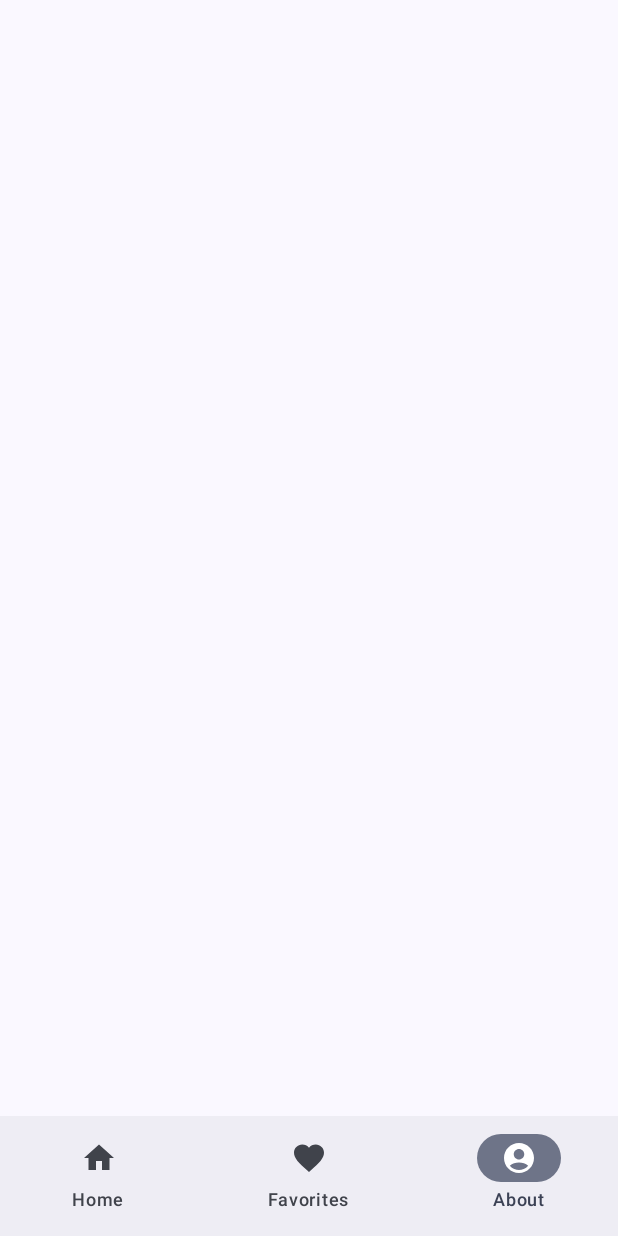
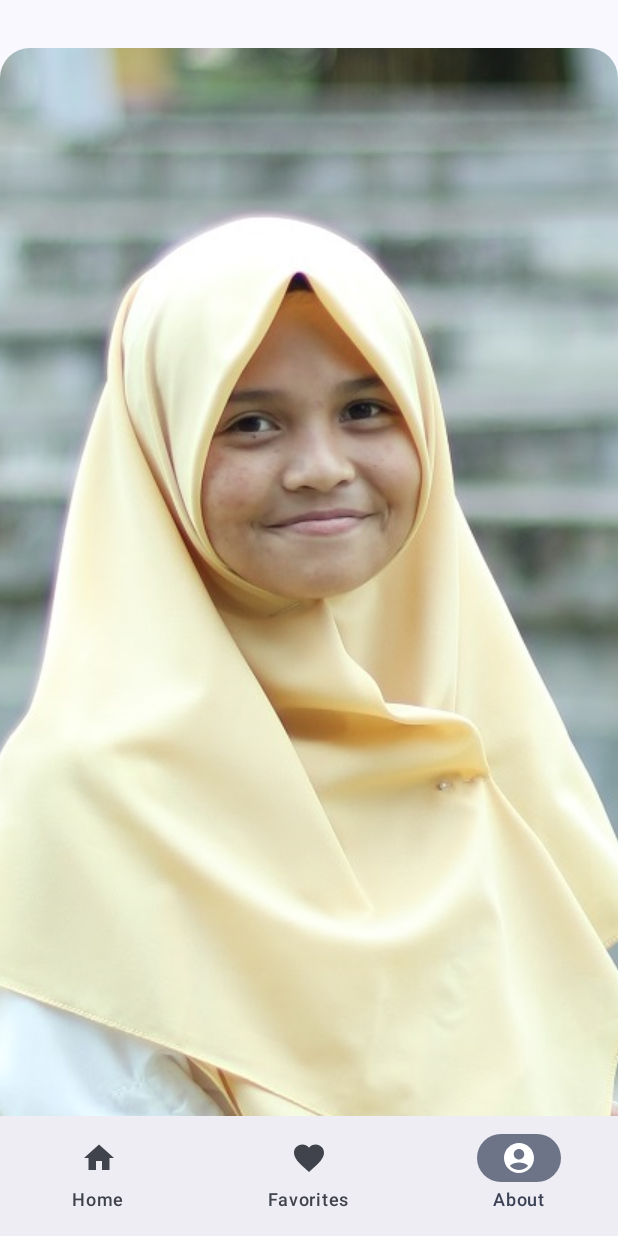
Before and after one commit to iedrania/D445_Mortypedia, an Android app built with Jetpack Compose: the screen it shows after launch (MainActivity), item 3 of the bottom bar chosen, on a phone screen of 412 x 824 dp. Run offline under Robolectric (Android 15) with nearby library versions, the phone set to English and light mode, and no system bars; pictures from the network do not load.

Commit message:
feat: Add about page and finishing features

```diff
--- a/app/src/main/java/com/iedrania/mortypedia/MortypediaApp.kt
+++ b/app/src/main/java/com/iedrania/mortypedia/MortypediaApp.kt
@@ -26,6 +26,7 @@ import androidx.navigation.compose.rememberNavController
 import androidx.navigation.navArgument
 import com.iedrania.mortypedia.ui.navigation.NavigationItem
 import com.iedrania.mortypedia.ui.navigation.Screen
+import com.iedrania.mortypedia.ui.screen.about.AboutScreen
 import com.iedrania.mortypedia.ui.screen.detail.DetailScreen
 import com.iedrania.mortypedia.ui.screen.favorites.FavoritesScreen
 import com.iedrania.mortypedia.ui.screen.home.HomeScreen
@@ -61,7 +62,7 @@ fun MortypediaApp(
                 FavoritesScreen()
             }
             composable(Screen.About.route) {
-//                AboutScreen()
+                AboutScreen()
             }
             composable(
                 route = Screen.Detail.route,
@@ -73,7 +74,7 @@ fun MortypediaApp(
                     navigateBack = {
                         navController.navigateUp()
                     },
-                    navigateToFavorites = {
+                ) {
                     navController.popBackStack()
                     navController.navigate(Screen.Favorites.route) {
                         popUpTo(navController.graph.findStartDestination().id) {
@@ -82,8 +83,7 @@ fun MortypediaApp(
                         launchSingleTop = true
                         restoreState = true
                     }
-                    },
-                )
+                }
             }
         }
     }
--- a/app/src/main/java/com/iedrania/mortypedia/model/Chara.kt
+++ b/app/src/main/java/com/iedrania/mortypedia/model/Chara.kt
@@ -4,4 +4,9 @@ data class Chara(
     val id: String,
     val name: String,
     val photoUrl: String,
+    val status: String,
+    val species: String,
+    val gender: String,
+    val origin: String,
+    val location: String,
 )
--- a/app/src/main/java/com/iedrania/mortypedia/model/CharaData.kt
+++ b/app/src/main/java/com/iedrania/mortypedia/model/CharaData.kt
@@ -3,34 +3,88 @@ package com.iedrania.mortypedia.model
 object CharasData {
     val charas = listOf(
         Chara(
-            "1", "Rick Sanchez", "https://rickandmortyapi.com/api/character/avatar/1.jpeg"
+            "1",
+            "Rick Sanchez",
+            "https://rickandmortyapi.com/api/character/avatar/1.jpeg",
+            "Alive",
+            "Human",
+            "Male",
+            "Earth (C-137)",
+            "Citadel of Ricks",
         ),
         Chara(
-            "2", "Morty Smith", "https://rickandmortyapi.com/api/character/avatar/2.jpeg"
+            "2", "Morty Smith", "https://rickandmortyapi.com/api/character/avatar/2.jpeg",
+            "Alive",
+            "Human",
+            "Male",
+            "unknown",
+            "Citadel of Ricks",
         ),
         Chara(
-            "3", "Summer Smith", "https://rickandmortyapi.com/api/character/avatar/3.jpeg"
+            "3", "Summer Smith", "https://rickandmortyapi.com/api/character/avatar/3.jpeg",
+            "Alive",
+            "Human",
+            "Female",
+            "Earth (Replacement Dimension)",
+            "Earth (Replacement Dimension)",
         ),
         Chara(
-            "4", "Beth Smith", "https://rickandmortyapi.com/api/character/avatar/4.jpeg"
+            "4", "Beth Smith", "https://rickandmortyapi.com/api/character/avatar/4.jpeg",
+            "Alive",
+            "Human",
+            "Female",
+            "Earth (Replacement Dimension)",
+            "Earth (Replacement Dimension)",
         ),
         Chara(
-            "5", "Jerry Smith", "https://rickandmortyapi.com/api/character/avatar/5.jpeg"
+            "5", "Jerry Smith", "https://rickandmortyapi.com/api/character/avatar/5.jpeg",
+            "Alive",
+            "Human",
+            "Male",
+            "Earth (Replacement Dimension)",
+            "Earth (Replacement Dimension)",
         ),
         Chara(
-            "6", "Abadango Cluster Princess", "https://rickandmortyapi.com/api/character/avatar/6.jpeg"
+            "6",
+            "Abadango Cluster Princess",
+            "https://rickandmortyapi.com/api/character/avatar/6.jpeg",
+            "Alive",
+            "Alien",
+            "Female",
+            "Abadango",
+            "Abadango",
         ),
         Chara(
-            "7", "Abradolf Lincler", "https://rickandmortyapi.com/api/character/avatar/7.jpeg"
+            "7", "Abradolf Lincler", "https://rickandmortyapi.com/api/character/avatar/7.jpeg",
+            "unknown",
+            "Human",
+            "Male",
+            "Earth (Replacement Dimension)",
+            "Testicle Monster Dimension",
         ),
         Chara(
-            "8", "Adjudicator Rick", "https://rickandmortyapi.com/api/character/avatar/8.jpeg"
+            "8", "Adjudicator Rick", "https://rickandmortyapi.com/api/character/avatar/8.jpeg",
+            "Dead",
+            "Human",
+            "Male",
+            "unknown",
+            "Citadel of Ricks",
         ),
         Chara(
-            "9", "Agency Director", "https://rickandmortyapi.com/api/character/avatar/9.jpeg"
+            "9", "Agency Director", "https://rickandmortyapi.com/api/character/avatar/9.jpeg",
+            "Dead",
+            "Human",
+            "Male",
+            "Earth (Replacement Dimension)",
+            "Earth (Replacement Dimension)",
         ),
         Chara(
-            "10", "Alan Rails", "https://rickandmortyapi.com/api/character/avatar/10.jpeg"
+            "10", "Alan Rails", "https://rickandmortyapi.com/api/character/avatar/10.jpeg",
+            "Dead",
+            "Human",
+            "Male",
+            "unknown",
+            "Worldender's lair",
         ),
     )
 }
--- /dev/null
+++ b/app/src/main/java/com/iedrania/mortypedia/ui/screen/about/AboutScreen.kt
@@ -0,0 +1,57 @@
+package com.iedrania.mortypedia.ui.screen.about
+
+import androidx.compose.foundation.Image
+import androidx.compose.foundation.layout.Column
+import androidx.compose.foundation.layout.Spacer
+import androidx.compose.foundation.layout.fillMaxWidth
+import androidx.compose.foundation.layout.height
+import androidx.compose.foundation.rememberScrollState
+import androidx.compose.foundation.shape.RoundedCornerShape
+import androidx.compose.foundation.verticalScroll
+import androidx.compose.material3.MaterialTheme
+import androidx.compose.material3.Text
+import androidx.compose.runtime.Composable
+import androidx.compose.ui.Alignment
+import androidx.compose.ui.Modifier
+import androidx.compose.ui.draw.clip
+import androidx.compose.ui.layout.ContentScale
+import androidx.compose.ui.res.painterResource
+import androidx.compose.ui.res.stringResource
+import androidx.compose.ui.text.font.FontWeight
+import androidx.compose.ui.text.style.TextAlign
+import androidx.compose.ui.unit.dp
+import com.iedrania.mortypedia.R
+
+@Composable
+fun AboutScreen(
+    modifier: Modifier = Modifier
+) {
+    Column(
+        horizontalAlignment = Alignment.CenterHorizontally,
+        modifier = Modifier
+            .verticalScroll(rememberScrollState())
+            .fillMaxWidth()
+    ) {
+        Spacer(modifier = Modifier.height(32.dp))
+        Image(
+            painterResource(id = R.drawable.foto),
+            contentDescription = null,
+            contentScale = ContentScale.Crop,
+            modifier = modifier.clip(RoundedCornerShape(20.dp))
+        )
+        Spacer(modifier = Modifier.height(32.dp))
+        Text(
+            text = stringResource(R.string.author_name),
+            textAlign = TextAlign.Center,
+            style = MaterialTheme.typography.bodyLarge.copy(
+                fontWeight = FontWeight.SemiBold
+            ),
+        )
+        Spacer(modifier = Modifier.height(16.dp))
+        Text(
+            text = stringResource(R.string.author_email),
+            style = MaterialTheme.typography.bodyLarge,
+            textAlign = TextAlign.Center,
+        )
+    }
+}
--- a/app/src/main/java/com/iedrania/mortypedia/ui/screen/home/HomeScreen.kt
+++ b/app/src/main/java/com/iedrania/mortypedia/ui/screen/home/HomeScreen.kt
@@ -6,6 +6,7 @@ import androidx.compose.foundation.layout.Box
 import androidx.compose.foundation.layout.PaddingValues
 import androidx.compose.foundation.lazy.LazyColumn
 import androidx.compose.foundation.lazy.items
+import androidx.compose.material3.Divider
 import androidx.compose.runtime.Composable
 import androidx.compose.runtime.collectAsState
 import androidx.compose.ui.Modifier
@@ -57,6 +58,7 @@ fun HomeContent(
             Box(modifier = Modifier.clickable { navigateToDetail(data.chara.id) }) {
                 CharaItem(name = data.chara.name, photoUrl = data.chara.photoUrl)
             }
+            Divider()
         }
     }
 }
--- a/app/src/main/res/values/strings.xml
+++ b/app/src/main/res/values/strings.xml
@@ -1,10 +1,16 @@
 <resources>
     <string name="app_name">Mortypedia</string>
     <string name="back">Back</string>
-    <string name="lorem_ipsum">Lorem ipsum dolor sit amet.</string>
     <string name="add_to_favorites">Add to favorites</string>
     <string name="menu_favorites">Favorites</string>
     <string name="menu_home">Home</string>
     <string name="about_page">About</string>
     <string name="remove_from_favorites">Remove from favorites</string>
+    <string name="author_name">Siti Iedrania Azzariyat Akbar</string>
+    <string name="author_email">raniaakbar64@gmail.com</string>
+    <string name="status">Status: </string>
+    <string name="species">Species: </string>
+    <string name="gender">Gender: </string>
+    <string name="location">Location: </string>
+    <string name="origin">Origin: </string>
 </resources>
```
Also changed, not shown: app/src/main/java/com/iedrania/mortypedia/MainActivity.kt (+1 -22 lines), app/src/main/java/com/iedrania/mortypedia/ui/screen/detail/DetailScreen.kt (+48 -8 lines), app/src/main/res/drawable/foto.jpg (added). Lines whose indentation alone changed are shown as unchanged.
